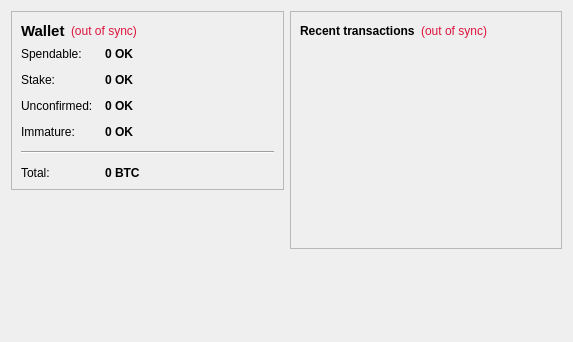
This is src/qt/forms/overviewpage.ui in Iraqcoin/paypeer as Qt 5 draws it before an edit. The edited form follows.
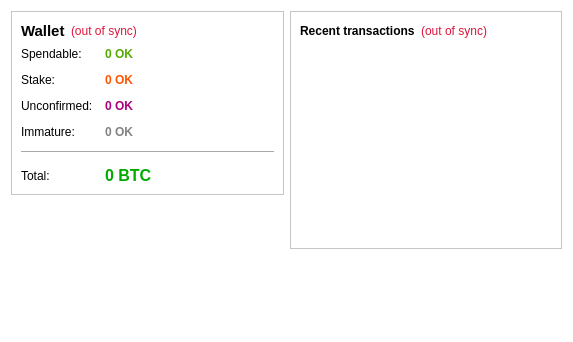
This is the edited form. Icons and pictures are not drawn.

```diff
--- a/src/qt/forms/overviewpage.ui
+++ b/src/qt/forms/overviewpage.ui
@@ -13,6 +13,12 @@
   <property name="windowTitle">
    <string>Form</string>
   </property>
+  <property name="autoFillBackground">
+   <bool>true</bool>
+  </property>
+  <property name="styleSheet">
+   <string notr="true">background-color: rgb(255, 255, 255);</string>
+  </property>
   <layout class="QHBoxLayout" name="horizontalLayout" stretch="1,1">
    <item>
     <layout class="QVBoxLayout" name="verticalLayout_2">
@@ -104,6 +110,9 @@
             <property name="toolTip">
              <string>Your current spendable balance</string>
             </property>
+            <property name="styleSheet">
+             <string notr="true">color: rgb(85, 170, 0);</string>
+            </property>
             <property name="text">
              <string notr="true">0 OK</string>
             </property>
@@ -133,6 +142,9 @@
             <property name="toolTip">
              <string>Total of coins that was staked, and do not yet count toward the current balance</string>
             </property>
+            <property name="styleSheet">
+             <string notr="true">color: rgb(255, 85, 0);</string>
+            </property>
             <property name="text">
              <string notr="true">0 OK</string>
             </property>
@@ -162,6 +174,9 @@
             <property name="toolTip">
              <string>Total of transactions that have yet to be confirmed, and do not yet count toward the current balance</string>
             </property>
+            <property name="styleSheet">
+             <string notr="true">color: rgb(170, 0, 127);</string>
+            </property>
             <property name="text">
              <string notr="true">0 OK</string>
             </property>
@@ -188,6 +203,9 @@
             <property name="toolTip">
              <string>Mined balance that has not yet matured</string>
             </property>
+            <property name="styleSheet">
+             <string notr="true">color: rgb(130, 130, 130);</string>
+            </property>
             <property name="text">
              <string notr="true">0 OK</string>
             </property>
@@ -214,8 +232,10 @@
            <widget class="QLabel" name="labelTotal">
             <property name="font">
              <font>
+              <pointsize>12</pointsize>
               <weight>75</weight>
               <bold>true</bold>
+              <stylestrategy>PreferAntialias</stylestrategy>
              </font>
             </property>
             <property name="cursor">
@@ -224,6 +244,9 @@
             <property name="toolTip">
              <string>Your current total balance</string>
             </property>
+            <property name="styleSheet">
+             <string notr="true">color: rgb(0, 170, 0);</string>
+            </property>
             <property name="text">
              <string notr="true">0 BTC</string>
             </property>
@@ -238,17 +261,14 @@
       </widget>
      </item>
      <item>
-      <spacer name="verticalSpacer">
-       <property name="orientation">
-        <enum>Qt::Vertical</enum>
+      <widget class="QLabel" name="label_2">
+       <property name="styleSheet">
+        <string notr="true">image: url(:/images/res/images/logo.png);</string>
        </property>
-       <property name="sizeHint" stdset="0">
-        <size>
-         <width>20</width>
-         <height>40</height>
-        </size>
+       <property name="text">
+        <string/>
        </property>
-      </spacer>
+      </widget>
      </item>
     </layout>
    </item>
```
